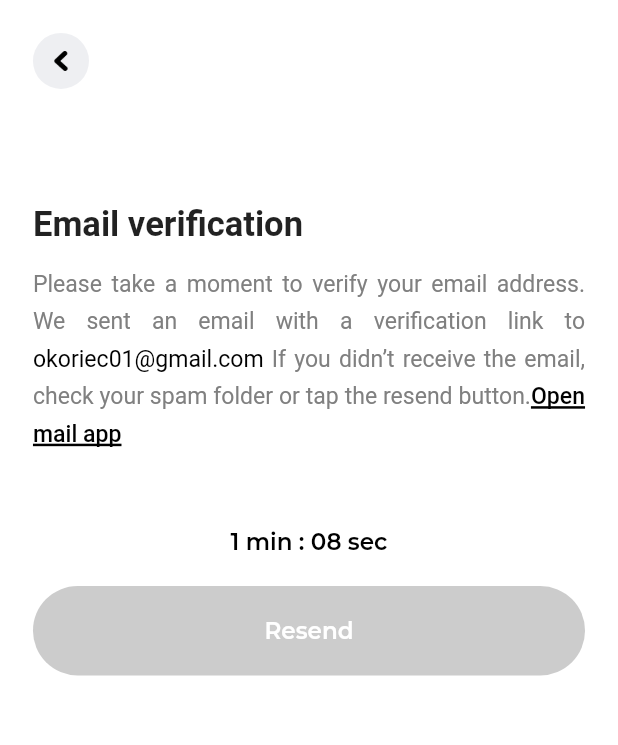
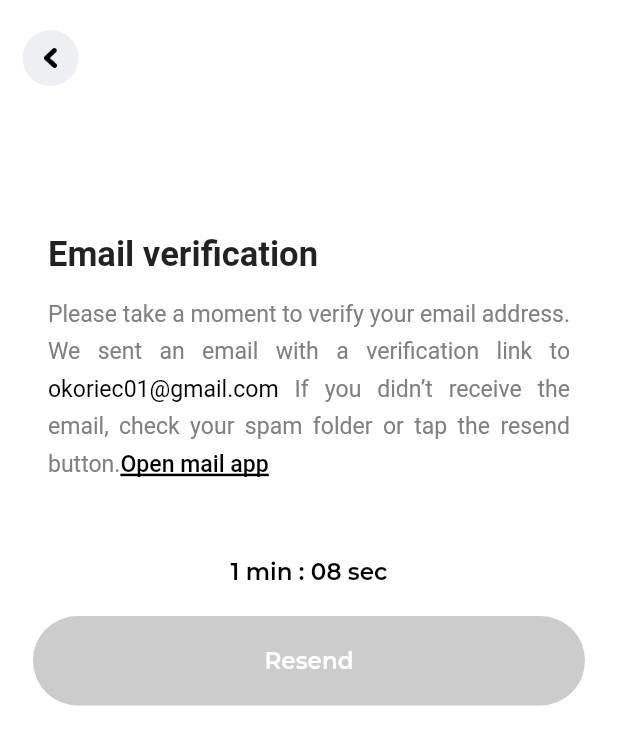
Before and after one commit to avnivrs/Rhobuy, a Flutter app: the SignupScreen screen opened directly, after a tap on "Sign up", on a phone screen of 412 x 824 dp. Shown: the top 745 px of the screen. Run offline on Flutter 3.47's test engine with Material 2 defaults, Android fonts, the phone set to English and light mode, and no system bars; our stand-ins replace animated_text_kit, flutter_screenutil, get, hive_flutter, iconsax; missing offline and left inert: external_app_launcher; accounts and stored records are empty; Roboto replaces fonts that are missing (assets/Montserrat-SemiBold.ttf).

Commit message:
signupscreen

```diff
--- a/lib/view/auth/emailverify.dart
+++ b/lib/view/auth/emailverify.dart
@@ -48,19 +48,30 @@ class _EmailVerificationScreenState extends State<EmailVerificationScreen>
   Widget build(BuildContext context) {
     return Scaffold(
       body: SafeArea(
-        child: Container(
-          padding: symmetricPadding,
         child: Column(
           crossAxisAlignment: CrossAxisAlignment.start,
           children: [
-              backButton(),
+            Padding(
+              padding: const EdgeInsets.only(left: 15, top: 20),
+              child: backButton(),
+            ),
             sizedBoxHeight(76),
+            Container(
+              padding: symmetricPadding,
+              child: Column(
+                children: [
+                  Padding(
+                    padding: const EdgeInsets.symmetric(horizontal: 10),
+                    child: Column(
+                      crossAxisAlignment: CrossAxisAlignment.start,
+                      children: [
                         buildHeader('Email verification'),
                         sizedBoxHeight(12),
                         RichText(
                           textAlign: TextAlign.justify,
                           text: TextSpan(
-                  text: 'Please take a moment to verify your email address. '
+                            text:
+                                'Please take a moment to verify your email address. '
                                 'We sent an email with a verification link to ',
                             style: TextStyle(
                               fontSize: 14.0.sp,
@@ -99,10 +110,14 @@ class _EmailVerificationScreenState extends State<EmailVerificationScreen>
                                   recognizer: TapGestureRecognizer()
                                     ..onTap = () async {
                                       await LaunchApp.openApp(
-                                androidPackageName: 'com.google.android.gm',
+                                          androidPackageName:
+                                              'com.google.android.gm',
                                           appStoreLink: 'id422689480',
                                           openStore: true);
                                     }),
+                            ],
+                          ),
+                        ),
                       ],
                     ),
                   ),
@@ -125,8 +140,9 @@ class _EmailVerificationScreenState extends State<EmailVerificationScreen>
                         width: double.infinity,
                         padding: EdgeInsets.symmetric(vertical: 20.r),
                         decoration: BoxDecoration(
-                        color:
-                            levelClock == 0 ? kGreyBgColor : kLightGreyBgColor,
+                            color: levelClock == 0
+                                ? kGreyBgColor
+                                : kLightGreyBgColor,
                             borderRadius: buildBorderRadius(50)),
                         child: Text(
                           'Resend',
@@ -138,6 +154,8 @@ class _EmailVerificationScreenState extends State<EmailVerificationScreen>
                   ),
                 ],
               ),
+            )
+          ],
         ),
       ),
     );
--- a/lib/view/auth/signup.dart
+++ b/lib/view/auth/signup.dart
@@ -51,13 +51,13 @@ class SignupScreen extends StatelessWidget {
                     style: const TextStyle(color: kGreyColor),
                     decoration: buildInputDecoration('Name'),
                   ),
-                  sizedBoxHeight(30),
+                  sizedBoxHeight(20),
                   TextFormField(
                     keyboardType: TextInputType.emailAddress,
                     style: const TextStyle(color: kGreyColor),
                     decoration: buildInputDecoration('Email address'),
                   ),
-                  sizedBoxHeight(30),
+                  sizedBoxHeight(20),
                   Obx(() {
                     return TextFormField(
                       obscureText: controller.passwordObscureText.value,
@@ -66,7 +66,7 @@ class SignupScreen extends StatelessWidget {
                       decoration: buildInputDecorationII('Password'),
                     );
                   }),
-                  sizedBoxHeight(30),
+                  sizedBoxHeight(20),
                   Obx(() {
                     return TextFormField(
                       obscureText: controller.confirmPasswordObscureText.value,
@@ -75,9 +75,9 @@ class SignupScreen extends StatelessWidget {
                       decoration: buildInputDecorationII('Confirm password'),
                     );
                   }),
-                  sizedBoxHeight(20),
+                  sizedBoxHeight(10),
                   Container(
-                      width: 280.w,
+                      width: 290.w,
                       padding: const EdgeInsets.symmetric(horizontal: 20),
                       child: RichText(
                         text: TextSpan(
--- a/lib/view/forgottenpassword/EmailTimer.dart
+++ b/lib/view/forgottenpassword/EmailTimer.dart
@@ -52,12 +52,18 @@ class _EmailTimeDownState extends State<EmailTimeDown>
       body: Column(
         children: [
           SafeArea(
-            child: Padding(
+            child: Column(
+              crossAxisAlignment: CrossAxisAlignment.start,
+              children: [
+                Padding(
+                  padding: const EdgeInsets.only(left: 15, top: 20),
+                  child: backButton(),
+                ),
+                Container(
                   padding: symmetricPadding,
                   child: Column(
                     crossAxisAlignment: CrossAxisAlignment.start,
                     children: [
-                  backButton(),
                       sizedBoxHeight(76),
                       buildHeader('Email sent!'),
                       sizedBoxHeight(20),
@@ -102,7 +108,8 @@ class _EmailTimeDownState extends State<EmailTimeDown>
                               recognizer: TapGestureRecognizer()
                                 ..onTap = () async {
                                   await LaunchApp.openApp(
-                                  androidPackageName: 'com.google.android.gm',
+                                      androidPackageName:
+                                          'com.google.android.gm',
                                       appStoreLink: 'id422689480',
                                       openStore: true);
                                 },
@@ -145,9 +152,14 @@ class _EmailTimeDownState extends State<EmailTimeDown>
                       Center(
                           child: TextButton(
                               onPressed: () => Get.offAll(const LoginScreen()),
-                          child:  Text('Return to login',style: TextStyle(fontSize: 12.sp),)))
+                              child: Text(
+                                'Return to login',
+                                style: TextStyle(fontSize: 12.sp),
+                              )))
                     ],
                   ),
+                )
+              ],
             ),
           ),
         ],
```
Lines whose indentation alone changed are shown as unchanged.
